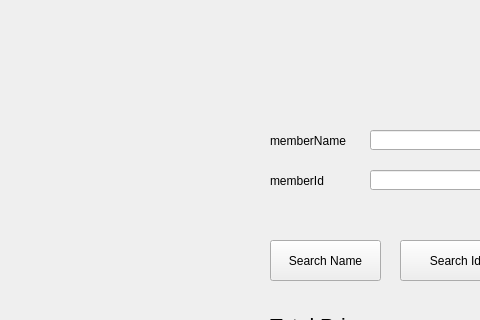
Above: CS1CGroupProject/searchmember.ui from IamFyrus/CS1C before the change; both pictures show x 0 to 480 and y 0 to 320 of the 800 by 600 pixel window. Below: the same form after it.
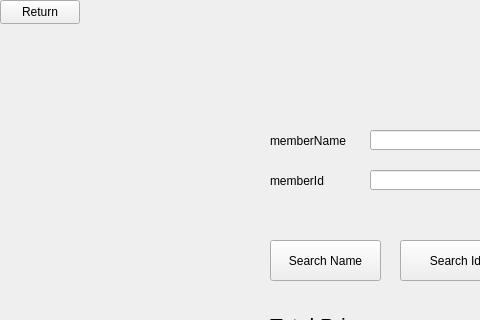
That is the form after the change.

```diff
--- a/CS1CGroupProject/searchmember.ui
+++ b/CS1CGroupProject/searchmember.ui
@@ -182,6 +182,19 @@
      <string/>
     </property>
    </widget>
+   <widget class="QPushButton" name="returnButton">
+    <property name="geometry">
+     <rect>
+      <x>0</x>
+      <y>0</y>
+      <width>80</width>
+      <height>24</height>
+     </rect>
+    </property>
+    <property name="text">
+     <string>Return</string>
+    </property>
+   </widget>
   </widget>
   <widget class="QMenuBar" name="menubar">
    <property name="geometry">
```
